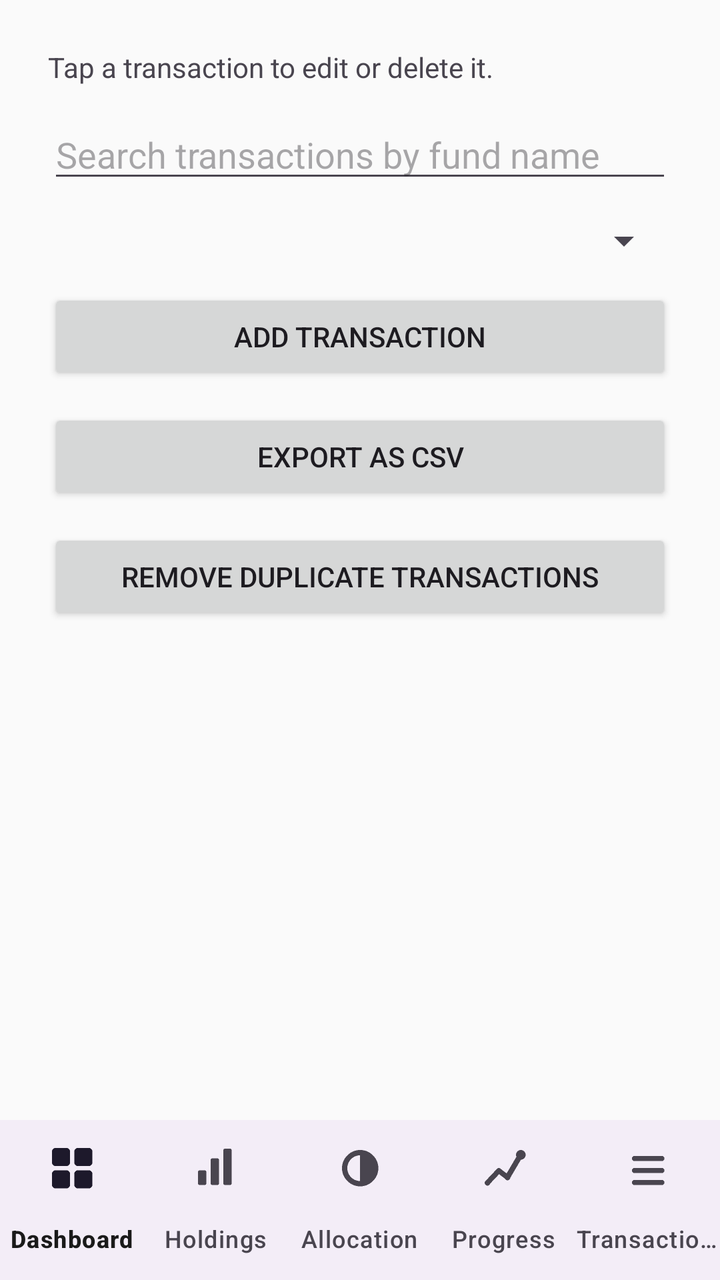
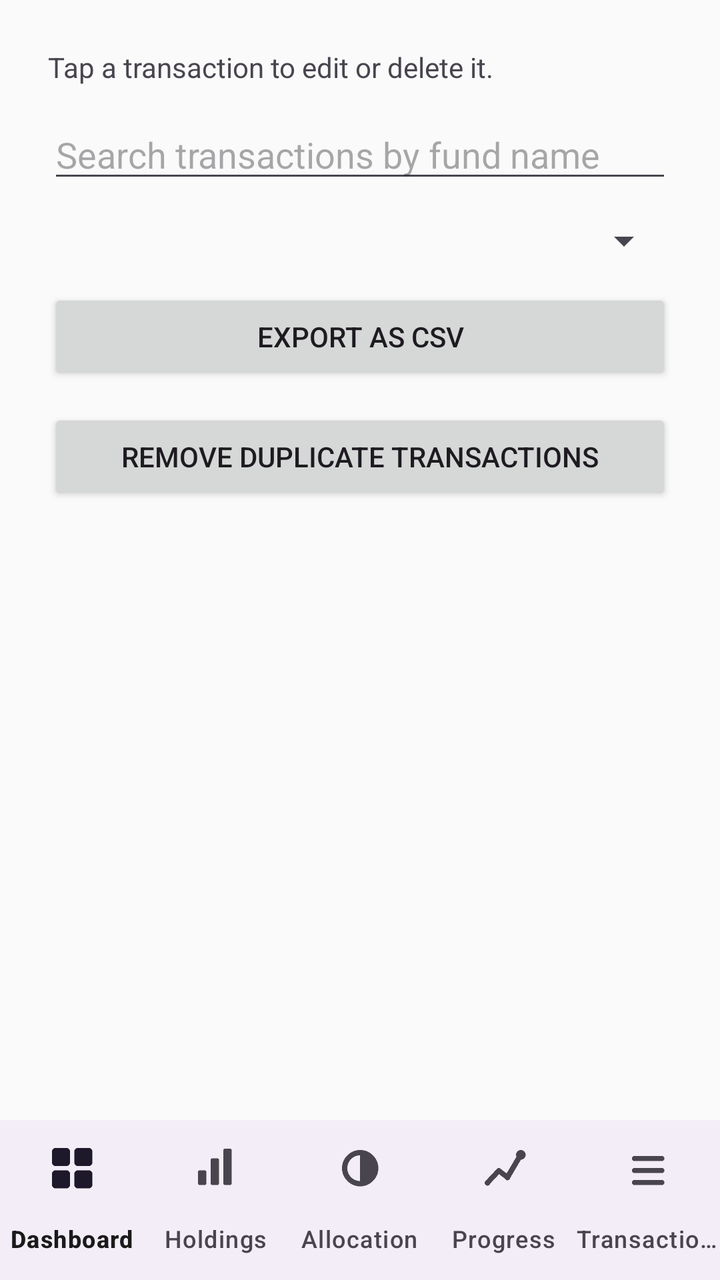

An Android layout rendered at two revisions. The XML below is the earlier revision; the diff shows what the commit changed to produce the second picture.
<!-- AndroidManifest.xml: application theme Theme.PersonalPortfolio -->
<!-- res/layout/activity_transactions.xml -->
<?xml version="1.0" encoding="utf-8"?>
<LinearLayout xmlns:android="http://schemas.android.com/apk/res/android"
    xmlns:app="http://schemas.android.com/apk/res-auto"
    android:layout_width="match_parent"
    android:layout_height="match_parent"
    android:orientation="vertical">

    <LinearLayout
        android:layout_width="match_parent"
        android:layout_height="0dp"
        android:layout_weight="1"
        android:orientation="vertical"
        android:padding="24dp">

        <TextView
            android:layout_width="match_parent"
            android:layout_height="wrap_content"
            android:textSize="14sp"
            android:text="Tap a transaction to edit or delete it." />

        <EditText
            android:id="@+id/transactionsSearchInput"
            android:layout_width="match_parent"
            android:layout_height="wrap_content"
            android:layout_marginTop="12dp"
            android:hint="Search transactions by fund name"
            android:inputType="text" />

        <Spinner
            android:id="@+id/transactionsSortSpinner"
            android:layout_width="match_parent"
            android:layout_height="wrap_content"
            android:layout_marginTop="12dp" />

        <Button
            android:id="@+id/addTransactionButton"
            android:layout_width="match_parent"
            android:layout_height="wrap_content"
            android:layout_marginTop="12dp"
            android:text="Add Transaction" />

        <Button
            android:id="@+id/exportCsvButton"
            android:layout_width="match_parent"
            android:layout_height="wrap_content"
            android:layout_marginTop="12dp"
            android:text="Export as CSV" />

        <Button
            android:id="@+id/removeDuplicatesButton"
            android:layout_width="match_parent"
            android:layout_height="wrap_content"
            android:layout_marginTop="12dp"
            android:text="Remove Duplicate Transactions" />

        <androidx.recyclerview.widget.RecyclerView
            android:id="@+id/transactionsRecyclerView"
            android:layout_width="match_parent"
            android:layout_height="0dp"
            android:layout_weight="1"
            android:layout_marginTop="20dp" />

    </LinearLayout>

    <com.google.android.material.bottomnavigation.BottomNavigationView
        android:id="@+id/bottomNav"
        android:layout_width="match_parent"
        android:layout_height="wrap_content"
        app:menu="@menu/bottom_nav_menu"
        app:labelVisibilityMode="labeled" />

</LinearLayout>
<!-- resources referenced by this layout -->
<resources>
  <style name="Theme.PersonalPortfolio" parent="Theme.Material3.DayNight.NoActionBar">
          <item name="colorPrimary">@color/colorPrimary</item>
          <item name="colorPrimaryVariant">@color/colorPrimaryVariant</item>
          <item name="colorOnPrimary">@color/colorOnPrimary</item>
  
          <item name="colorSecondary">@color/colorSecondary</item>
          <item name="colorOnSecondary">@color/colorOnSecondary</item>
  
          <item name="android:colorBackground">@color/colorBackground</item>
          <item name="colorOnBackground">@color/colorOnBackground</item>
  
          <item name="colorSurface">@color/colorSurface</item>
          <item name="colorOnSurface">@color/colorOnSurface</item>
  
          <item name="android:statusBarColor">@color/colorPrimaryVariant</item>
      </style>
  <color name="colorPrimary">#1B5E20</color>
  <color name="colorPrimaryVariant">#0D3B12</color>
  <color name="colorOnPrimary">#FFFFFF</color>
  <color name="colorSecondary">#00897B</color>
  <color name="colorOnSecondary">#FFFFFF</color>
  <color name="colorBackground">#FAFAFA</color>
  <color name="colorOnBackground">#1A1A1A</color>
  <color name="colorSurface">#FFFFFF</color>
  <color name="colorOnSurface">#1A1A1A</color>
</resources>

<!-- the commit's change to res/layout/activity_transactions.xml (unified diff, before → after) -->
@@ -33,13 +33,6 @@
             android:layout_marginTop="12dp" />
 
         <Button
-            android:id="@+id/addTransactionButton"
-            android:layout_width="match_parent"
-            android:layout_height="wrap_content"
-            android:layout_marginTop="12dp"
-            android:text="Add Transaction" />
-
-        <Button
             android:id="@+id/exportCsvButton"
             android:layout_width="match_parent"
             android:layout_height="wrap_content"
